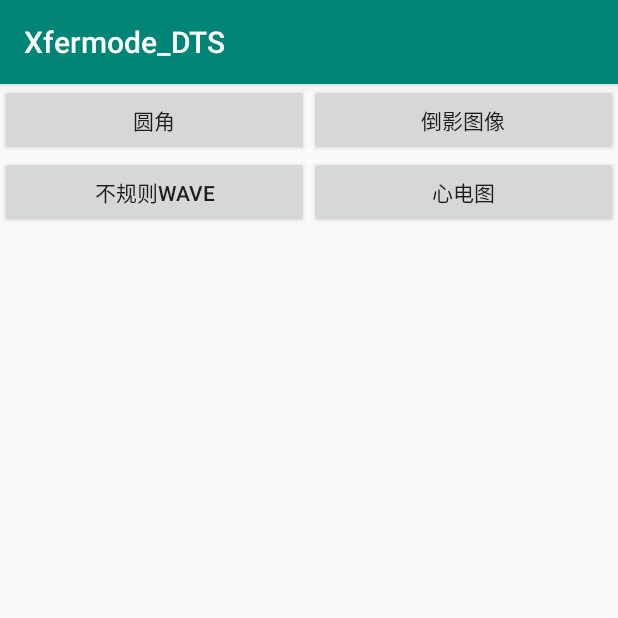
After one commit to xingfengwxx/MyWidget, an Android app: the XfermodeDTSActivity screen opened directly, with no data from a screen before it, on a phone screen of 412 x 824 dp, the top half of it. The commit adds this screen. Run offline under Robolectric (Android 15) with nearby library versions, the phone set to English and light mode, and no system bars.

Commit message:
添加Xfermode_DTS

```diff
--- a/app/src/main/java/com/wangxingxing/widget/MainActivity.java
+++ b/app/src/main/java/com/wangxingxing/widget/MainActivity.java
@@ -15,6 +15,7 @@ import com.wangxingxing.widget.lsn3.MarqueeActivity;
 import com.wangxingxing.widget.lsn3.RadarScanActivity;
 import com.wangxingxing.widget.lsn3.ZoomImageActivity;
 import com.wangxingxing.widget.lsn3.xfermode.XfermodeActivity;
+import com.wangxingxing.widget.lsn3.xfermode.XfermodeDTSActivity;
 
 import java.util.ArrayList;
 import java.util.List;
@@ -52,6 +53,7 @@ public class MainActivity extends AppCompatActivity implements TitleAdapter.ILis
         titles.add("放大镜");
         titles.add("滤镜");
         titles.add("Xfermode");
+        titles.add("Xfermode_DTS");
         return titles;
     }
 
@@ -69,6 +71,8 @@ public class MainActivity extends AppCompatActivity implements TitleAdapter.ILis
             startActivity(new Intent(MainActivity.this, FilterActivity.class));
         } else if ("Xfermode".equals(title)) {
             startActivity(new Intent(MainActivity.this, XfermodeActivity.class));
+        } else if ("Xfermode_DTS".equals(title)) {
+            startActivity(new Intent(MainActivity.this, XfermodeDTSActivity.class));
         }
     }
 }
--- /dev/null
+++ b/app/src/main/java/com/wangxingxing/widget/lsn3/xfermode/HeartMap.java
@@ -0,0 +1,95 @@
+package com.wangxingxing.widget.lsn3.xfermode;
+
+import android.animation.ValueAnimator;
+import android.content.Context;
+import android.graphics.Bitmap;
+import android.graphics.BitmapFactory;
+import android.graphics.Canvas;
+import android.graphics.Color;
+import android.graphics.Paint;
+import android.graphics.PorterDuff;
+import android.graphics.PorterDuffXfermode;
+import android.util.AttributeSet;
+import android.view.View;
+import android.view.animation.LinearInterpolator;
+
+import androidx.annotation.Nullable;
+
+import com.wangxingxing.widget.R;
+
+/**
+ * 使用Xfermode的DST_IN模式实现心电图
+ */
+public class HeartMap extends View {
+
+    private Paint mPaint;
+    private int mItemWaveLength = 0;
+    private int dx = 0;
+
+    private Bitmap mBmpSRC, mBmpDST;
+
+    public HeartMap(Context context) {
+        super(context);
+        init();
+    }
+
+    public HeartMap(Context context, @Nullable AttributeSet attrs) {
+        super(context, attrs);
+        init();
+    }
+
+    public HeartMap(Context context, @Nullable AttributeSet attrs, int defStyleAttr) {
+        super(context, attrs, defStyleAttr);
+        init();
+    }
+
+    public HeartMap(Context context, @Nullable AttributeSet attrs, int defStyleAttr, int defStyleRes) {
+        super(context, attrs, defStyleAttr, defStyleRes);
+        init();
+    }
+
+    private void init() {
+        mPaint = new Paint();
+        mPaint.setColor(Color.RED);
+
+        mBmpDST = BitmapFactory.decodeResource(getResources(), R.drawable.heartmap, null);
+        mBmpSRC = Bitmap.createBitmap(mBmpDST.getWidth(), mBmpDST.getHeight(), Bitmap.Config.ARGB_8888);
+
+        mItemWaveLength = mBmpDST.getWidth();
+        startAnim();
+    }
+
+    @Override
+    protected void onDraw(Canvas canvas) {
+        super.onDraw(canvas);
+
+        Canvas c = new Canvas(mBmpSRC);
+        //清空bitmap
+        c.drawColor(Color.RED, PorterDuff.Mode.CLEAR);
+        //画上矩形
+        c.drawRect(mBmpDST.getWidth() - dx, 0, mBmpDST.getWidth(), mBmpDST.getHeight(), mPaint);
+
+        //模式合成
+        int layerId = canvas.saveLayer(0, 0, getWidth(), getHeight(), null, Canvas.ALL_SAVE_FLAG);
+        canvas.drawBitmap(mBmpDST, 0, 0, mPaint);
+        mPaint.setXfermode(new PorterDuffXfermode(PorterDuff.Mode.DST_IN));
+        canvas.drawBitmap(mBmpSRC, 0, 0, mPaint);
+        mPaint.setXfermode(null);
+        canvas.restoreToCount(layerId);
+    }
+
+    private void startAnim() {
+        ValueAnimator animator = ValueAnimator.ofInt(0, mItemWaveLength);
+        animator.setDuration(6000);
+        animator.setRepeatCount(ValueAnimator.INFINITE);
+        animator.setInterpolator(new LinearInterpolator());
+        animator.addUpdateListener(new ValueAnimator.AnimatorUpdateListener() {
+            @Override
+            public void onAnimationUpdate(ValueAnimator animation) {
+                dx = (int) animation.getAnimatedValue();
+                postInvalidate();
+            }
+        });
+        animator.start();
+    }
+}
--- /dev/null
+++ b/app/src/main/java/com/wangxingxing/widget/lsn3/xfermode/InvertedImageView.java
@@ -0,0 +1,77 @@
+package com.wangxingxing.widget.lsn3.xfermode;
+
+import android.content.Context;
+import android.graphics.Bitmap;
+import android.graphics.BitmapFactory;
+import android.graphics.Canvas;
+import android.graphics.Matrix;
+import android.graphics.Paint;
+import android.graphics.PorterDuff;
+import android.graphics.PorterDuffXfermode;
+import android.util.AttributeSet;
+import android.view.View;
+
+import androidx.annotation.Nullable;
+
+import com.wangxingxing.widget.R;
+
+/**
+ * 使用Xfermode的DST_IN模式实现倒影图像
+ */
+public class InvertedImageView extends View {
+
+    private Paint mBitPaint;
+    private Bitmap mBmpDST, mBmpSRC, mBmpRevert;
+
+    public InvertedImageView(Context context) {
+        super(context);
+        init();
+    }
+
+    public InvertedImageView(Context context, @Nullable AttributeSet attrs) {
+        super(context, attrs);
+        init();
+    }
+
+    public InvertedImageView(Context context, @Nullable AttributeSet attrs, int defStyleAttr) {
+        super(context, attrs, defStyleAttr);
+        init();
+    }
+
+    public InvertedImageView(Context context, @Nullable AttributeSet attrs, int defStyleAttr, int defStyleRes) {
+        super(context, attrs, defStyleAttr, defStyleRes);
+        init();
+    }
+
+    private void init() {
+        setLayerType(View.LAYER_TYPE_SOFTWARE, null);
+        mBitPaint = new Paint();
+        mBmpDST = BitmapFactory.decodeResource(getResources(), R.drawable.xyjy6, null);
+        mBmpSRC = BitmapFactory.decodeResource(getResources(), R.drawable.invert_shade, null);
+
+        Matrix matrix = new Matrix();
+        matrix.setScale(1F, -1F);
+        //生成倒影图
+        mBmpRevert = Bitmap.createBitmap(mBmpDST, 0, 0, mBmpDST.getWidth(), mBmpDST.getHeight(), matrix, true);
+    }
+
+    @Override
+    protected void onDraw(Canvas canvas) {
+        super.onDraw(canvas);
+
+        //先画出原图
+        canvas.drawBitmap(mBmpDST, 0, 0, mBitPaint);
+
+        //再画出倒影
+        int layerId = canvas.saveLayer(0, 0, getWidth(), getHeight(), null, Canvas.ALL_SAVE_FLAG);
+        canvas.translate(0, mBmpSRC.getHeight());
+
+        canvas.drawBitmap(mBmpRevert, 0, 0, mBitPaint);
+        mBitPaint.setXfermode(new PorterDuffXfermode(PorterDuff.Mode.DST_IN));
+        canvas.drawBitmap(mBmpSRC, 0, 0, mBitPaint);
+
+        mBitPaint.setXfermode(null);
+
+        canvas.restoreToCount(layerId);
+    }
+}
--- /dev/null
+++ b/app/src/main/java/com/wangxingxing/widget/lsn3/xfermode/IrregularWaveView.java
@@ -0,0 +1,92 @@
+package com.wangxingxing.widget.lsn3.xfermode;
+
+import android.animation.ValueAnimator;
+import android.content.Context;
+import android.graphics.Bitmap;
+import android.graphics.BitmapFactory;
+import android.graphics.Canvas;
+import android.graphics.Paint;
+import android.graphics.PorterDuff;
+import android.graphics.PorterDuffXfermode;
+import android.graphics.Rect;
+import android.util.AttributeSet;
+import android.view.View;
+import android.view.animation.LinearInterpolator;
+
+import androidx.annotation.Nullable;
+
+import com.wangxingxing.widget.R;
+
+/**
+ * 使用Xfermode的DST_IN模式实现不规则波浪图
+ */
+public class IrregularWaveView extends View {
+
+    private Paint mPaint;
+    private int mItemWaveLength = 0;
+    private int dx = 0;
+
+    private Bitmap mBmpSRC, mBmpDST;
+
+    public IrregularWaveView(Context context) {
+        super(context);
+        init();
+    }
+
+    public IrregularWaveView(Context context, @Nullable AttributeSet attrs) {
+        super(context, attrs);
+        init();
+    }
+
+    public IrregularWaveView(Context context, @Nullable AttributeSet attrs, int defStyleAttr) {
+        super(context, attrs, defStyleAttr);
+        init();
+    }
+
+    public IrregularWaveView(Context context, @Nullable AttributeSet attrs, int defStyleAttr, int defStyleRes) {
+        super(context, attrs, defStyleAttr, defStyleRes);
+        init();
+    }
+
+    private void init() {
+        mPaint = new Paint();
+
+        mBmpDST = BitmapFactory.decodeResource(getResources(), R.drawable.wav, null);
+        mBmpSRC = BitmapFactory.decodeResource(getResources(), R.drawable.circle_shape, null);
+        mItemWaveLength = mBmpDST.getWidth();
+
+        startAnim();
+    }
+
+    @Override
+    protected void onDraw(Canvas canvas) {
+        super.onDraw(canvas);
+
+        //先画上圆形
+        canvas.drawBitmap(mBmpSRC, 0, 0, mPaint);
+
+        //在画上结果
+        int layerId = canvas.saveLayer(0, 0, getWidth(), getHeight(), null, Canvas.ALL_SAVE_FLAG);
+        canvas.drawBitmap(mBmpDST, new Rect(dx, 0, dx + mBmpSRC.getWidth(), mBmpSRC.getHeight()),
+                new Rect(0, 0, mBmpSRC.getWidth(), mBmpSRC.getHeight()), mPaint);
+        mPaint.setXfermode(new PorterDuffXfermode(PorterDuff.Mode.DST_IN));
+        canvas.drawBitmap(mBmpSRC, 0, 0, mPaint);
+        mPaint.setXfermode(null);
+        canvas.restoreToCount(layerId);
+    }
+
+    private void startAnim() {
+        ValueAnimator animator = ValueAnimator.ofInt(0, mItemWaveLength);
+        animator.setDuration(4000);
+        animator.setRepeatCount(ValueAnimator.INFINITE);
+        animator.setInterpolator(new LinearInterpolator());
+        animator.addUpdateListener(new ValueAnimator.AnimatorUpdateListener() {
+            @Override
+            public void onAnimationUpdate(ValueAnimator animation) {
+                dx = (int) animation.getAnimatedValue();
+                postInvalidate();
+            }
+        });
+        animator.start();
+    }
+}
--- /dev/null
+++ b/app/src/main/java/com/wangxingxing/widget/lsn3/xfermode/RoundImageView.java
@@ -0,0 +1,65 @@
+package com.wangxingxing.widget.lsn3.xfermode;
+
+import android.content.Context;
+import android.graphics.Bitmap;
+import android.graphics.BitmapFactory;
+import android.graphics.Canvas;
+import android.graphics.Paint;
+import android.graphics.PorterDuff;
+import android.graphics.PorterDuffXfermode;
+import android.util.AttributeSet;
+import android.view.View;
+
+import androidx.annotation.Nullable;
+
+import com.wangxingxing.widget.R;
+
+/**
+ * 使用Xfermode的DST_IN模式实现圆角图片
+ */
+public class RoundImageView extends View {
+
+    private Paint mBitPaint;
+    private Bitmap mBmpDST, mBmpSRC;
+
+    public RoundImageView(Context context) {
+        super(context);
+        init();
+    }
+
+    public RoundImageView(Context context, @Nullable AttributeSet attrs) {
+        super(context, attrs);
+        init();
+    }
+
+    public RoundImageView(Context context, @Nullable AttributeSet attrs, int defStyleAttr) {
+        super(context, attrs, defStyleAttr);
+        init();
+    }
+
+    public RoundImageView(Context context, @Nullable AttributeSet attrs, int defStyleAttr, int defStyleRes) {
+        super(context, attrs, defStyleAttr, defStyleRes);
+        init();
+    }
+
+    private void init() {
+        setLayerType(View.LAYER_TYPE_SOFTWARE, null);
+        mBitPaint = new Paint();
+        mBmpDST = BitmapFactory.decodeResource(getResources(), R.drawable.xyjy6, null);
+        mBmpSRC = BitmapFactory.decodeResource(getResources(), R.drawable.shade, null);
+    }
+
+    @Override
+    protected void onDraw(Canvas canvas) {
+        super.onDraw(canvas);
+
+        int layerId = canvas.saveLayer(0, 0, getWidth(), getHeight(), null);
+
+        canvas.drawBitmap(mBmpDST, 0, 0, mBitPaint);
+        mBitPaint.setXfermode(new PorterDuffXfermode(PorterDuff.Mode.DST_IN));
+        canvas.drawBitmap(mBmpSRC, 0, 0, mBitPaint);
+
+        mBitPaint.setXfermode(null);
+        canvas.restoreToCount(layerId);
+    }
+}
--- /dev/null
+++ b/app/src/main/java/com/wangxingxing/widget/lsn3/xfermode/XfermodeDTSActivity.java
@@ -0,0 +1,60 @@
+package com.wangxingxing.widget.lsn3.xfermode;
+
+import android.os.Bundle;
+import android.view.View;
+
+import androidx.appcompat.app.AppCompatActivity;
+
+import com.wangxingxing.widget.R;
+
+public class XfermodeDTSActivity extends AppCompatActivity implements View.OnClickListener {
+
+    private RoundImageView roundImageView;
+    private InvertedImageView invertedImageView;
+    private IrregularWaveView irregularWaveView;
+    private HeartMap heartMap;
+
+    @Override
+    protected void onCreate(Bundle savedInstanceState) {
+        super.onCreate(savedInstanceState);
+        setContentView(R.layout.activity_xfermode_dts);
+
+        findViewById(R.id.rounddstinbtn).setOnClickListener(this);
+        findViewById(R.id.invertdstinbtn).setOnClickListener(this);
+        findViewById(R.id.irregularwavebtn).setOnClickListener(this);
+        findViewById(R.id.heartbitbtn).setOnClickListener(this);
+
+        roundImageView = findViewById(R.id.roundImageView);
+        invertedImageView = findViewById(R.id.invertedImageView);
+        irregularWaveView = findViewById(R.id.irregularWaveView);
+        heartMap = findViewById(R.id.heartMap);
+    }
+
+    @Override
+    public void onClick(View v) {
+        hideAllViews();
+        switch (v.getId()) {
+            case R.id.rounddstinbtn:
+                roundImageView.setVisibility(View.VISIBLE);
+                break;
+            case R.id.invertdstinbtn:
+                invertedImageView.setVisibility(View.VISIBLE);
+                break;
+            case R.id.irregularwavebtn:
+                irregularWaveView.setVisibility(View.VISIBLE);
+                break;
+            case R.id.heartbitbtn:
+                heartMap.setVisibility(View.VISIBLE);
+                break;
+        }
+    }
+
+    private void hideAllViews() {
+        roundImageView.setVisibility(View.GONE);
+        invertedImageView.setVisibility(View.GONE);
+        irregularWaveView.setVisibility(View.GONE);
+        heartMap.setVisibility(View.GONE);
+    }
+
+
+}
--- /dev/null
+++ b/app/src/main/res/layout/activity_xfermode_dts.xml
@@ -0,0 +1,73 @@
+<?xml version="1.0" encoding="utf-8"?>
+<LinearLayout xmlns:android="http://schemas.android.com/apk/res/android"
+    xmlns:app="http://schemas.android.com/apk/res-auto"
+    xmlns:tools="http://schemas.android.com/tools"
+    android:layout_width="match_parent"
+    android:layout_height="match_parent"
+    android:orientation="vertical"
+    tools:context=".lsn3.xfermode.XfermodeDTSActivity">
+
+    <TableLayout
+        android:layout_width="match_parent"
+        android:layout_height="wrap_content"
+        android:stretchColumns="2">
+
+        <TableRow>
+
+            <Button
+                android:id="@+id/rounddstinbtn"
+                android:layout_width="0dp"
+                android:layout_height="wrap_content"
+                android:layout_weight="1"
+                android:text="圆角"/>
+
+            <Button
+                android:id="@+id/invertdstinbtn"
+                android:layout_width="0dp"
+                android:layout_height="wrap_content"
+                android:layout_weight="1"
+                android:text="倒影图像"/>
+        </TableRow>
+
+        <TableRow>
+
+            <Button
+                android:id="@+id/irregularwavebtn"
+                android:layout_width="0dp"
+                android:layout_height="wrap_content"
+                android:layout_weight="1"
+                android:text="不规则wave"/>
+
+            <Button
+                android:id="@+id/heartbitbtn"
+                android:layout_width="0dp"
+                android:layout_height="wrap_content"
+                android:layout_weight="1"
+                android:text="心电图"/>
+        </TableRow>
+    </TableLayout>
+
+    <com.wangxingxing.widget.lsn3.xfermode.RoundImageView
+        android:id="@+id/roundImageView"
+        android:layout_width="match_parent"
+        android:layout_height="match_parent"
+        android:visibility="gone" />
+
+    <com.wangxingxing.widget.lsn3.xfermode.InvertedImageView
+        android:id="@+id/invertedImageView"
+        android:layout_width="match_parent"
+        android:layout_height="match_parent"
+        android:visibility="gone" />
+
+    <com.wangxingxing.widget.lsn3.xfermode.IrregularWaveView
+        android:id="@+id/irregularWaveView"
+        android:layout_width="match_parent"
+        android:layout_height="match_parent"
+        android:visibility="gone"/>
+
+    <com.wangxingxing.widget.lsn3.xfermode.HeartMap
+        android:id="@+id/heartMap"
+        android:layout_width="match_parent"
+        android:layout_height="match_parent"
+        android:visibility="gone"/>
+</LinearLayout>
--- a/app/src/main/res/values/strings.xml
+++ b/app/src/main/res/values/strings.xml
@@ -7,4 +7,5 @@
     <string name="title_zoom">放大镜</string>
     <string name="title_filter">滤镜</string>
     <string name="title_xfermode">Xfermode</string>
+    <string name="title_xfermode_dts">Xfermode_DTS</string>
 </resources>
```
Also changed, not shown: app/src/main/AndroidManifest.xml (+5 -2 lines), app/src/main/res/drawable/circle_shape.png (added), app/src/main/res/drawable/heartmap.png (added), app/src/main/res/drawable/invert_shade.png (added), app/src/main/res/drawable/shade.png (added), app/src/main/res/drawable/wav.png (added), app/src/main/res/drawable/xyjy6.png (added).
